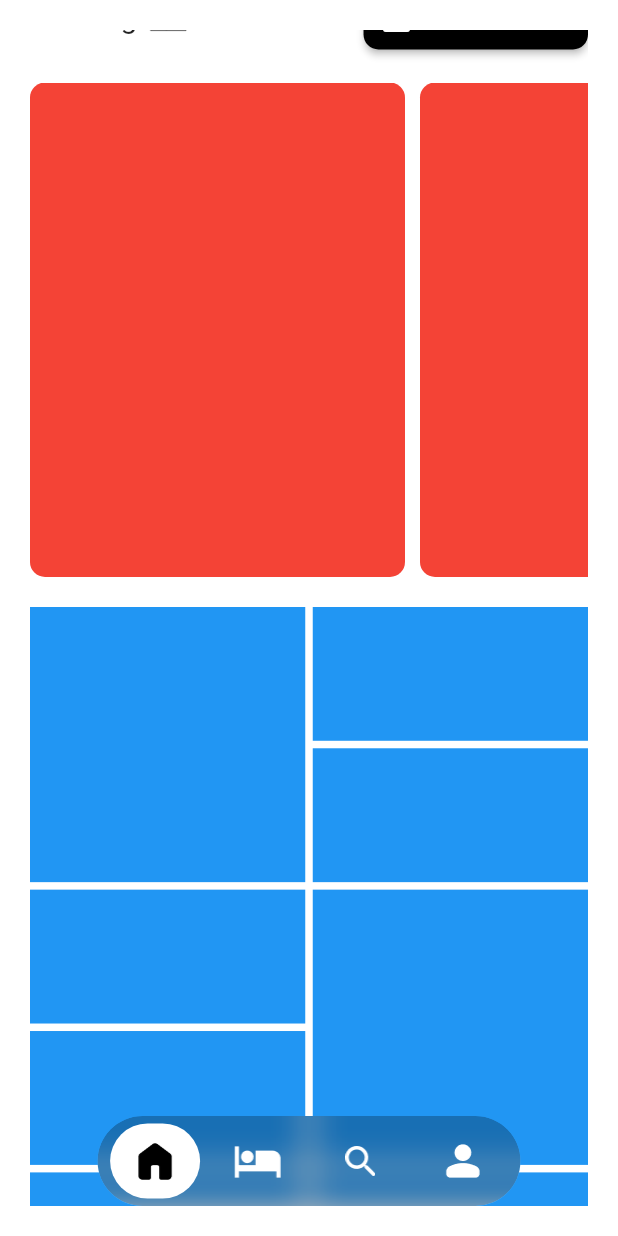
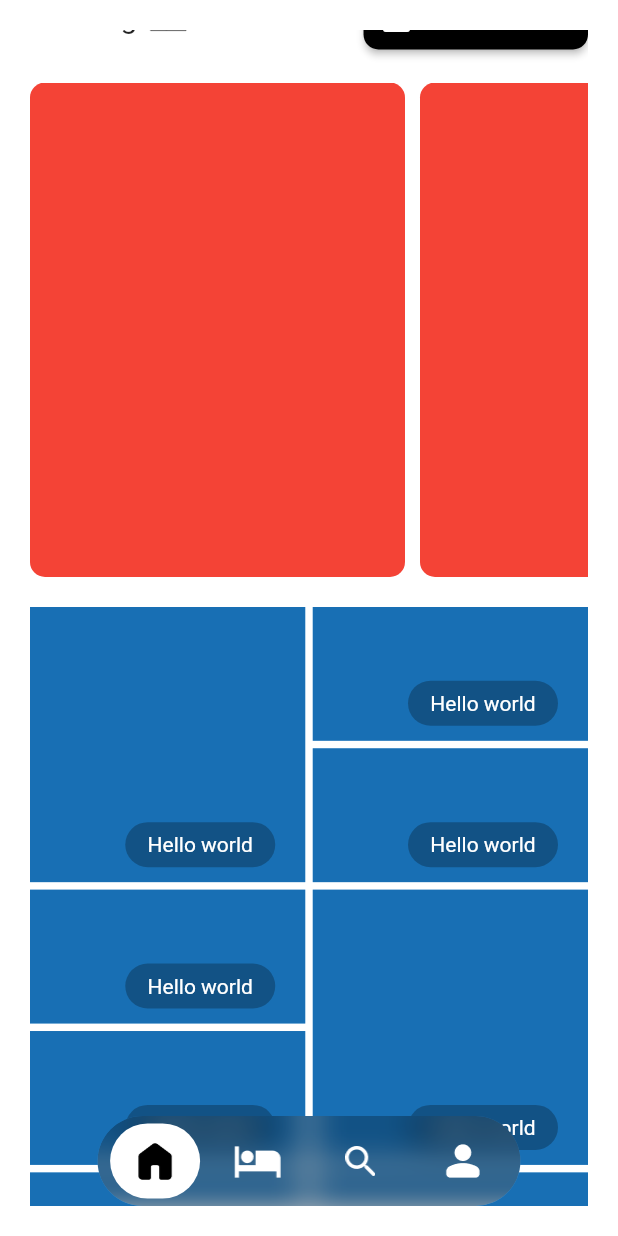
Before and after one commit to mrowenhuang/clean-architecture-home-rental, a Flutter app: the screen it shows after launch, scrolled down 136 dp, on a phone screen of 412 x 824 dp. Run offline on Flutter 3.47's test engine with Material 3 defaults, Android fonts, the light colour scheme and no system bars; our stand-ins replace awesome_snackbar_content, bloc, cloud_firestore, dartz, dio, equatable and 10 more; accounts and stored records are empty; Roboto replaces fonts that are missing (Kodchasan).

Commit message:
update home

```diff
--- a/lib/features/rental/presentation/pages/home/home_page.dart
+++ b/lib/features/rental/presentation/pages/home/home_page.dart
@@ -116,6 +116,7 @@ class HomePage extends StatelessWidget {
             ),
           ),
           SliverToBoxAdapter(child: SizedBox(height: 20)),
+
           SliverToBoxAdapter(
             child: SizedBox(
               height: 400,
@@ -134,8 +135,31 @@ class HomePage extends StatelessWidget {
                 ),
 
                 childrenDelegate: SliverChildBuilderDelegate((context, index) {
-                  return Container(color: Colors.blue);
-                }, childCount: 10),
+                  return Stack(
+                    children: [
+                      Container(color: Colors.blue),
+
+                      Container(color: Colors.black26),
+                      Positioned(
+                        bottom: 10,
+                        right: 20,
+                        child: Container(
+                          height: 30,
+                          width: 100,
+                          decoration: BoxDecoration(
+                            color: Colors.black26,
+                            borderRadius: BorderRadius.circular(50),
+                          ),
+                          alignment: Alignment.center,
+                          child: Text(
+                            "Hello world",
+                            style: TextStyle(color: Colors.white),
+                          ),
+                        ),
+                      ),
+                    ],
+                  );
+                }, childCount: 9),
               ),
             ),
           ),
--- a/lib/features/rental/presentation/pages/index_route_page.dart
+++ b/lib/features/rental/presentation/pages/index_route_page.dart
@@ -45,7 +45,7 @@ class _IndexRoutePageState extends State<IndexRoutePage> {
               Align(
                 alignment: Alignment.bottomCenter,
                 child: ClipRRect(
-                  borderRadius: BorderRadiusGeometry.circular(50),
+                  borderRadius: BorderRadius.circular(50),
                   child: BackdropFilter(
                     filter: ImageFilter.blur(sigmaX: 10.0, sigmaY: 10.0),
 
```
Also changed, not shown: firebase.json (deleted), pubspec.lock.
